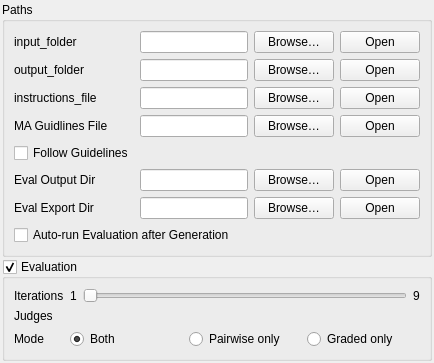
Before: the Qt Designer form GUI/paths_evaluations.ui in morganross/API_Cost_Multiplier, drawn with Qt 5.
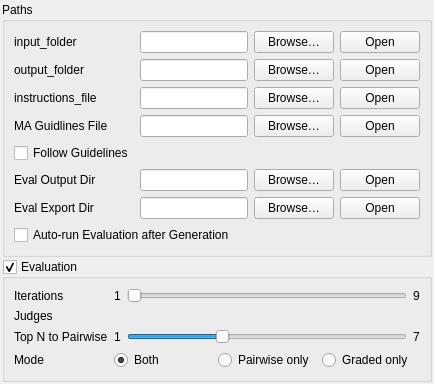
After: the same form once the commit is applied.

```diff
--- a/GUI/paths_evaluations.ui
+++ b/GUI/paths_evaluations.ui
@@ -334,6 +334,49 @@
        </widget>
       </item>
 
+      <!-- Pairwise Top N slider -->
+      <item row="2" column="0">
+       <widget class="QLabel" name="labelPairwiseTopN">
+        <property name="text">
+         <string>Top N to Pairwise</string>
+        </property>
+       </widget>
+      </item>
+      <item row="2" column="1">
+       <layout class="QHBoxLayout" name="hLayoutPairwiseTopN">
+        <item>
+         <widget class="QLabel" name="labelPairwiseTopNMin">
+          <property name="text">
+           <string>1</string>
+          </property>
+         </widget>
+        </item>
+        <item>
+         <widget class="QSlider" name="sliderPairwiseTopN">
+          <property name="minimum">
+           <number>1</number>
+          </property>
+          <property name="maximum">
+           <number>7</number>
+          </property>
+          <property name="value">
+           <number>3</number>
+          </property>
+          <property name="orientation">
+           <enum>Qt::Horizontal</enum>
+          </property>
+         </widget>
+        </item>
+        <item>
+         <widget class="QLabel" name="labelPairwiseTopNMax">
+          <property name="text">
+           <string>7</string>
+          </property>
+         </widget>
+        </item>
+       </layout>
+      </item>
+
       <!-- Mode selection -->
       <item row="3" column="0">
        <widget class="QLabel" name="labelEvalMode">
```
